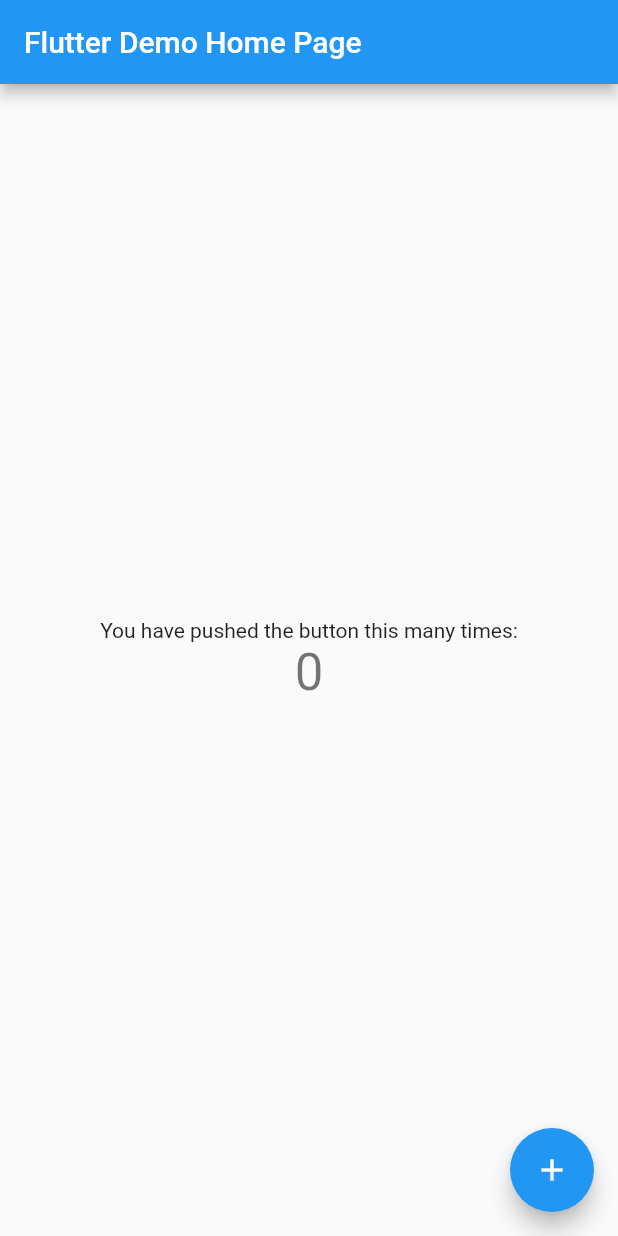
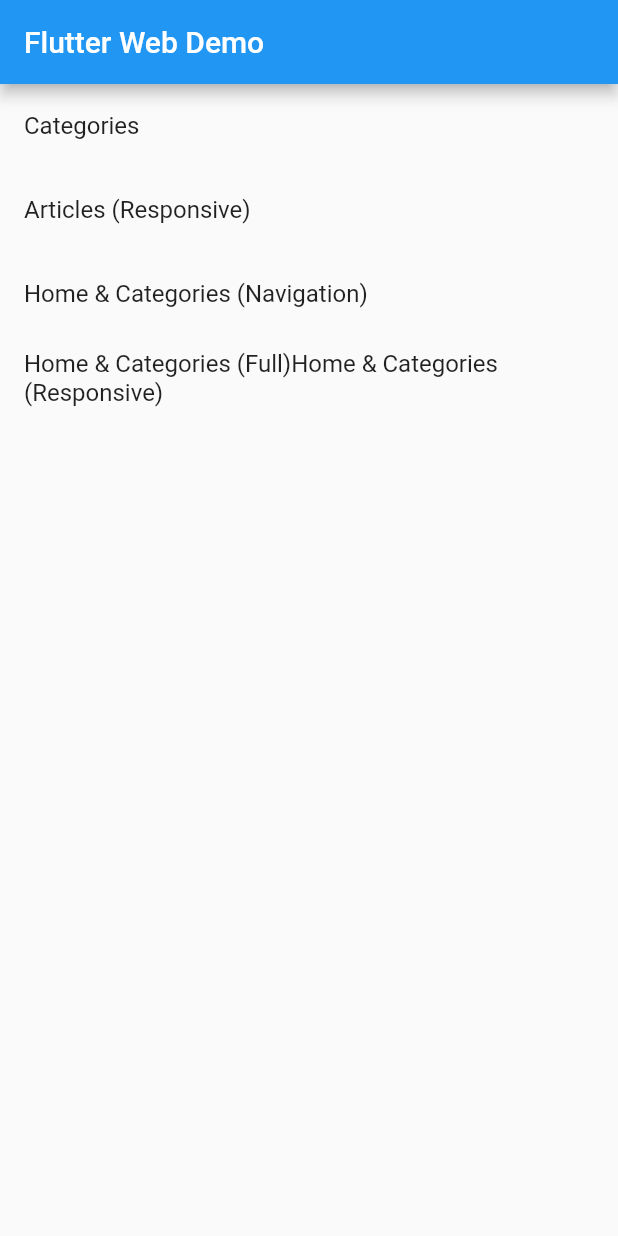
Before and after one commit to olaide-ekolere/yellowcardblog, a Flutter app: the screen it shows after launch, on a phone screen of 412 x 824 dp. Run offline on Flutter 3.47's test engine with Material 2 defaults, Android fonts, the phone set to English and light mode, and no system bars.

Commit message:
Added categories & demo

```diff
--- a/assets/data.json
+++ b/assets/data.json
@@ -1,5 +1,9 @@
 {
     "categories" : [
+        {
+            "id" : "0",
+            "name" : "All"
+        },
         {
             "id" : "1001",
             "name" : "Crypto Scoop"
--- /dev/null
+++ b/lib/bloc/categoies_bloc.dart
@@ -0,0 +1,32 @@
+import 'dart:async';
+
+import 'package:yellowcardblog/data/categories_datasource.dart';
+import 'package:yellowcardblog/models/category.dart';
+
+class CategoriesBloc {
+  final CategoriesDataSource categoriesDataSource;
+  CategoriesBloc(
+    this.categoriesDataSource,
+  );
+  final _categoriesStreamController =
+      StreamController<List<Category>>.broadcast();
+
+  List<Category> _categories = [];
+  StreamSink<List<Category>> get _inAdd => _categoriesStreamController.sink;
+
+  Stream<List<Category>> get categories => _categoriesStreamController.stream;
+
+  void dispose() => _categoriesStreamController.close();
+
+  void fetchCategories() async {
+    _categories = await categoriesDataSource.getCategories();
+    _inAdd.add(_categories);
+  }
+
+  void setSelected(String categoryId) {
+    _categories.forEach((element) {
+      element.selected = element.id == categoryId;
+    });
+    _inAdd.add(_categories);
+  }
+}
--- a/lib/main.dart
+++ b/lib/main.dart
@@ -1,5 +1,7 @@
 import 'package:flutter/material.dart';
 import 'package:yellowcardblog/data/articles_static.dart';
+import 'package:yellowcardblog/data/categories_static.dart';
+import 'package:yellowcardblog/screens/demo_screen.dart';
 
 void main() {
   runApp(MyApp());
@@ -10,7 +12,7 @@
   @override
   Widget build(BuildContext context) {
     return MaterialApp(
-      title: 'Flutter Demo',
+      title: 'Yellowcard Blog',
       theme: ThemeData(
         // This is the theme of your application.
         //
@@ -23,7 +25,9 @@
         // is not restarted.
         primarySwatch: Colors.blue,
       ),
-      home: MyHomePage(title: 'Flutter Demo Home Page'),
+      home: DemoScreen(
+        categoriesDataSource: CategoriesStatic(),
+      ),
     );
   }
 }
@@ -50,7 +54,7 @@
   int _counter = 0;
 
   void _incrementCounter() async {
-    var list = await ArticlesStatic().getArtciles();
+    var list = await ArticlesStatic().getArticles("1003");
     setState(() {
       // This call to setState tells the Flutter framework that something has
       // changed in this State, which causes it to rerun the build method below
--- a/lib/models/category.dart
+++ b/lib/models/category.dart
@@ -1,4 +1,4 @@
-class Category {
+class Category extends _Selectable {
   final String id;
   final String name;
   Category({
@@ -10,3 +10,7 @@
       : this.id = data['id'],
         this.name = data['name'];
 }
+
+class _Selectable {
+  bool selected = false;
+}
--- /dev/null
+++ b/lib/screens/demo_screen.dart
@@ -0,0 +1,66 @@
+import 'package:flutter/material.dart';
+import 'package:yellowcardblog/data/categories_datasource.dart';
+import 'package:yellowcardblog/data/categories_static.dart';
+import 'package:yellowcardblog/screens/categories_screen.dart';
+
+class DemoScreen extends StatefulWidget {
+  final CategoriesDataSource categoriesDataSource;
+  DemoScreen({
+    required this.categoriesDataSource,
+  });
+  createState() => _DemoScreenState();
+}
+
+class _DemoScreenState extends State<DemoScreen> {
+  final _demoMenus = [
+    'Categories',
+    'Articles (Responsive)',
+    'Home & Categories (Navigation)',
+    'Home & Categories (Full)'
+        'Home & Categories (Responsive)'
+  ];
+  @override
+  Widget build(BuildContext context) {
+    return Scaffold(
+      appBar: AppBar(
+        title: Text(
+          'Flutter Web Demo',
+        ),
+      ),
+      body: ListView(
+        children: _menus(),
+      ),
+    );
+  }
+
+  List<Widget> _menus() {
+    var menus = <Widget>[];
+    for (int i = 0; i < _demoMenus.length; i++) {
+      menus.add(
+        GestureDetector(
+          onTap: () => _menuClicked(i),
+          child: ListTile(
+            title: Text(
+              _demoMenus[i],
+            ),
+          ),
+        ),
+      );
+    }
+    return menus;
+  }
+
+  _menuClicked(int index) {
+    switch (index) {
+      case 0:
+        Navigator.of(context).push(
+          MaterialPageRoute(
+            builder: (_) => CategoriesScreen(
+              categoriesDataSource: widget.categoriesDataSource,
+            ),
+          ),
+        );
+        break;
+    }
+  }
+}
```
Also changed, not shown: lib/listitems/category_list_item.dart (added, +27 -0 lines), lib/screens/categories_screen.dart (added, +30 -0 lines), lib/screens/home_screen.dart (added, +30 -0 lines), lib/widgets/categories_list_view.dart (added, +99 -0 lines), lib/widgets/common/responsive_widget.dart (added, +30 -0 lines).
